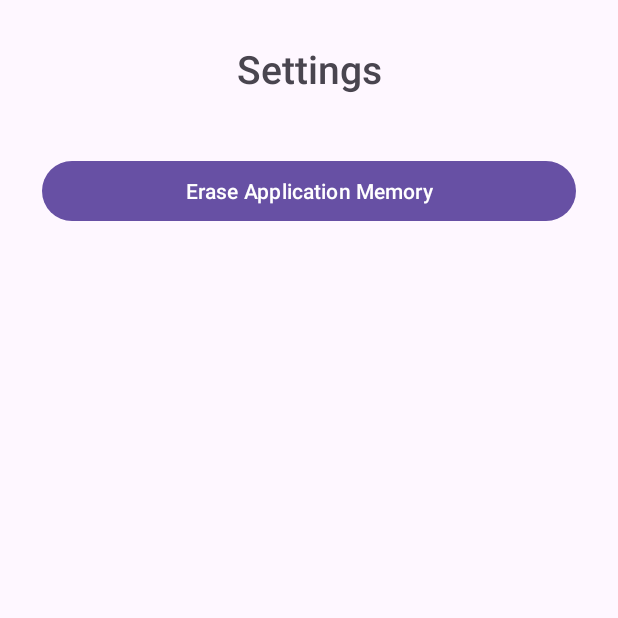
After one commit to Cezary-Androsiuk/fuel-calculator, an Android app: the SettingsActivity screen opened directly, with no data from a screen before it, on a phone screen of 412 x 824 dp, the top half of it. The commit adds this screen. Run offline under Robolectric (Android 15) with nearby library versions, the phone set to English and light mode, and no system bars.

Commit message:
implemented settings and some changes in recycleView elements design

```diff
--- a/app/src/main/AndroidManifest.xml
+++ b/app/src/main/AndroidManifest.xml
@@ -13,6 +13,9 @@
         android:theme="@style/Theme.FuelCalculator"
         tools:targetApi="31">
         <activity
+            android:name=".SettingsActivity"
+            android:exported="false" />
+        <activity
             android:name=".InitAppActivity"
             android:exported="false" />
         <activity
--- /dev/null
+++ b/app/src/main/java/com/example/fuelcalculator/SettingsActivity.java
@@ -0,0 +1,40 @@
+package com.example.fuelcalculator;
+
+import android.content.Intent;
+import android.os.Bundle;
+import android.os.Handler;
+import android.os.Looper;
+import android.widget.Button;
+
+import androidx.activity.EdgeToEdge;
+import androidx.appcompat.app.AppCompatActivity;
+import androidx.core.graphics.Insets;
+import androidx.core.view.ViewCompat;
+import androidx.core.view.WindowInsetsCompat;
+
+public class SettingsActivity extends AppCompatActivity {
+
+    static public final int RESULT_ERASE_APP_MEMORY = 38554;
+
+    Button m_eraseAppMemoryButton;
+
+    @Override
+    protected void onCreate(Bundle savedInstanceState) {
+        super.onCreate(savedInstanceState);
+        EdgeToEdge.enable(this);
+        setContentView(R.layout.activity_settings);
+        ViewCompat.setOnApplyWindowInsetsListener(findViewById(R.id.main), (v, insets) -> {
+            Insets systemBars = insets.getInsets(WindowInsetsCompat.Type.systemBars());
+            v.setPadding(systemBars.left, systemBars.top, systemBars.right, systemBars.bottom);
+            return insets;
+        });
+
+        m_eraseAppMemoryButton = (Button) findViewById(R.id.eraseApplicationMemoryButton);
+        m_eraseAppMemoryButton.setOnClickListener(v -> this.closeWithEraseAppMemorySignal());
+    }
+
+    private void closeWithEraseAppMemorySignal(){
+        setResult(RESULT_ERASE_APP_MEMORY);
+        finish();
+    }
+}
--- /dev/null
+++ b/app/src/main/res/layout/activity_settings.xml
@@ -0,0 +1,43 @@
+<?xml version="1.0" encoding="utf-8"?>
+<androidx.constraintlayout.widget.ConstraintLayout xmlns:android="http://schemas.android.com/apk/res/android"
+    xmlns:app="http://schemas.android.com/apk/res-auto"
+    xmlns:tools="http://schemas.android.com/tools"
+    android:id="@+id/main"
+    android:layout_width="match_parent"
+    android:layout_height="match_parent"
+    tools:context=".SettingsActivity">
+
+    <LinearLayout
+        android:id="@+id/linearLayout"
+        android:layout_width="match_parent"
+        android:layout_height="match_parent"
+        android:orientation="vertical"
+        android:padding="28dp"
+        tools:layout_editor_absoluteX="0dp"
+        tools:layout_editor_absoluteY="0dp">
+
+        <TextView
+            android:layout_width="match_parent"
+            android:layout_height="wrap_content"
+            android:text="Settings"
+            android:gravity="center"
+            android:textSize="26sp"
+            android:fontFamily="sans-serif-medium"/>
+
+        <View
+            android:layout_width="wrap_content"
+            android:layout_height="40dp" />
+
+        <Button
+            android:id="@+id/eraseApplicationMemoryButton"
+            android:layout_width="match_parent"
+            android:layout_height="wrap_content"
+            android:text="Erase Application Memory" />
+
+        <View
+            android:layout_width="wrap_content"
+            android:layout_height="30dp" />
+
+    </LinearLayout>
+
+</androidx.constraintlayout.widget.ConstraintLayout>
```
Also changed, not shown: app/src/main/java/com/example/fuelcalculator/MainActivity.java (+65 -0 lines), app/src/main/res/drawable/baseline_coronavirus_24.xml (added, +5 -0 lines), app/src/main/res/layout/activity_main.xml (+24 -2 lines), app/src/main/res/layout/fuel_record_header_row.xml (+9 -21 lines), app/src/main/res/layout/fuel_record_row.xml (+8 -1 lines).
